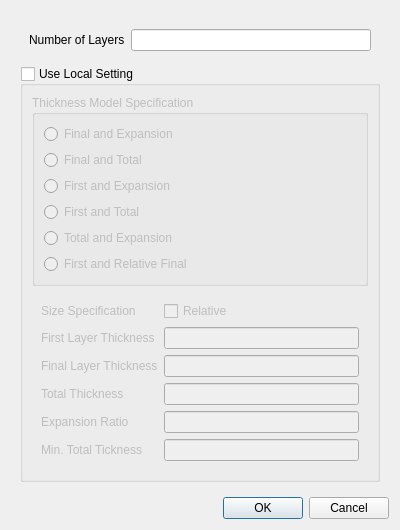
Old version of the form view/boundaryLayer/boundary_setting_dialog.ui in the repository nextfoam/baram.
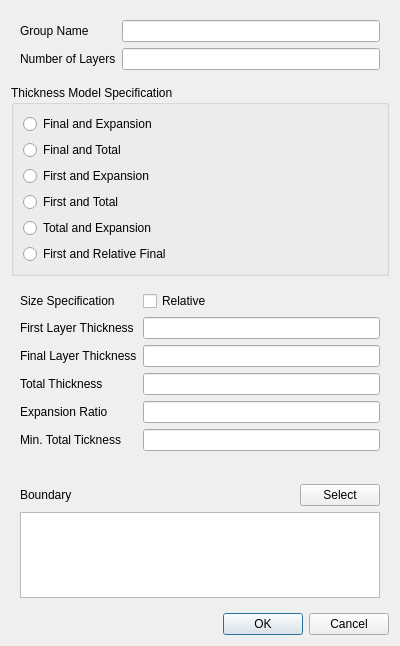
New version of the form.

Commit message: Boundary Layer 스텝 화면 구성 변경

What changed in the file:
```diff
--- a/view/boundaryLayer/boundary_setting_dialog.ui
+++ b/view/boundaryLayer/boundary_setting_dialog.ui
@@ -7,7 +7,7 @@
     <x>0</x>
     <y>0</y>
     <width>400</width>
-    <height>518</height>
+    <height>646</height>
    </rect>
   </property>
   <property name="windowTitle">
@@ -16,37 +16,32 @@
   <layout class="QVBoxLayout" name="verticalLayout_3">
    <item>
     <widget class="QWidget" name="widget" native="true">
-     <layout class="QVBoxLayout" name="verticalLayout">
-      <item>
-       <widget class="QWidget" name="widget_2" native="true">
         <layout class="QFormLayout" name="formLayout">
          <item row="0" column="0">
+       <widget class="QLabel" name="label_2">
+        <property name="text">
+         <string>Group Name</string>
+        </property>
+       </widget>
+      </item>
+      <item row="0" column="1">
+       <widget class="QLineEdit" name="groupName"/>
+      </item>
+      <item row="1" column="0">
           <widget class="QLabel" name="label">
            <property name="text">
             <string>Number of Layers</string>
            </property>
           </widget>
          </item>
-         <item row="0" column="1">
+      <item row="1" column="1">
           <widget class="QLineEdit" name="numberOfLayers"/>
          </item>
         </layout>
        </widget>
       </item>
       <item>
-       <widget class="QGroupBox" name="localSetting">
-        <property name="title">
-         <string>Use Local Setting</string>
-        </property>
-        <property name="checkable">
-         <bool>true</bool>
-        </property>
-        <property name="checked">
-         <bool>false</bool>
-        </property>
-        <layout class="QVBoxLayout" name="verticalLayout_2">
-         <item>
-          <widget class="QGroupBox" name="groupBox_5">
+    <widget class="QGroupBox" name="groupBox">
            <property name="title">
             <string>Thickness Model Specification</string>
            </property>
@@ -184,9 +179,54 @@
            </layout>
           </widget>
          </item>
+   <item>
+    <widget class="QWidget" name="widget_2" native="true">
+     <layout class="QVBoxLayout" name="verticalLayout_2">
+      <item>
+       <widget class="QWidget" name="widget_4" native="true">
+        <layout class="QHBoxLayout" name="horizontalLayout">
+         <property name="leftMargin">
+          <number>0</number>
+         </property>
+         <property name="rightMargin">
+          <number>0</number>
+         </property>
+         <property name="bottomMargin">
+          <number>0</number>
+         </property>
+         <item>
+          <widget class="QLabel" name="label_4">
+           <property name="text">
+            <string>Boundary</string>
+           </property>
+          </widget>
+         </item>
+         <item>
+          <spacer name="horizontalSpacer">
+           <property name="orientation">
+            <enum>Qt::Horizontal</enum>
+           </property>
+           <property name="sizeHint" stdset="0">
+            <size>
+             <width>229</width>
+             <height>20</height>
+            </size>
+           </property>
+          </spacer>
+         </item>
+         <item>
+          <widget class="QPushButton" name="select">
+           <property name="text">
+            <string>Select</string>
+           </property>
+          </widget>
+         </item>
         </layout>
        </widget>
       </item>
+      <item>
+       <widget class="QListWidget" name="boundaries"/>
+      </item>
      </layout>
     </widget>
    </item>
```
Lines whose indentation alone changed are shown as unchanged. The commit also changes 6 other files.
